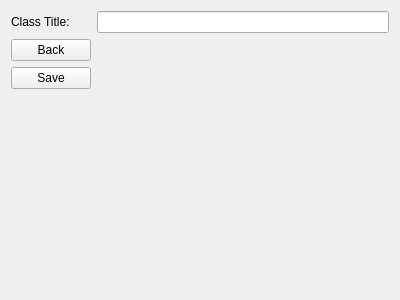
Old version of the form GUI/newclass.ui in the repository Laucksy/CS-205-Project.
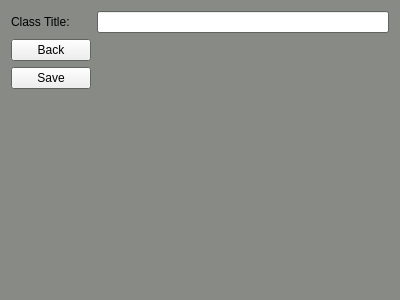
New version of the form.

Commit message: Fixed GUI colors and deleting feedback

Patch:
```diff
--- a/GUI/newclass.ui
+++ b/GUI/newclass.ui
@@ -10,6 +10,70 @@
     <height>300</height>
    </rect>
   </property>
+  <property name="palette">
+   <palette>
+    <active>
+     <colorrole role="Base">
+      <brush brushstyle="SolidPattern">
+       <color alpha="255">
+        <red>255</red>
+        <green>255</green>
+        <blue>255</blue>
+       </color>
+      </brush>
+     </colorrole>
+     <colorrole role="Window">
+      <brush brushstyle="SolidPattern">
+       <color alpha="255">
+        <red>136</red>
+        <green>138</green>
+        <blue>133</blue>
+       </color>
+      </brush>
+     </colorrole>
+    </active>
+    <inactive>
+     <colorrole role="Base">
+      <brush brushstyle="SolidPattern">
+       <color alpha="255">
+        <red>255</red>
+        <green>255</green>
+        <blue>255</blue>
+       </color>
+      </brush>
+     </colorrole>
+     <colorrole role="Window">
+      <brush brushstyle="SolidPattern">
+       <color alpha="255">
+        <red>136</red>
+        <green>138</green>
+        <blue>133</blue>
+       </color>
+      </brush>
+     </colorrole>
+    </inactive>
+    <disabled>
+     <colorrole role="Base">
+      <brush brushstyle="SolidPattern">
+       <color alpha="255">
+        <red>136</red>
+        <green>138</green>
+        <blue>133</blue>
+       </color>
+      </brush>
+     </colorrole>
+     <colorrole role="Window">
+      <brush brushstyle="SolidPattern">
+       <color alpha="255">
+        <red>136</red>
+        <green>138</green>
+        <blue>133</blue>
+       </color>
+      </brush>
+     </colorrole>
+    </disabled>
+   </palette>
+  </property>
   <property name="windowTitle">
    <string>Form</string>
   </property>
```
The commit also changes 22 other files.
